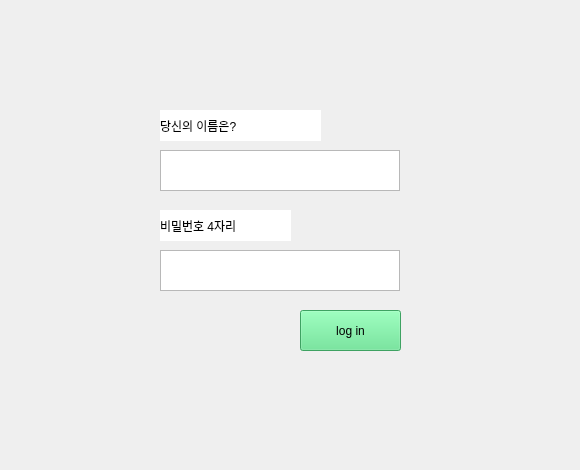
The window that Login.ui (addinedu-ros-4th/deeplearning-repo-6) describes before a commit, drawn with Qt 5.
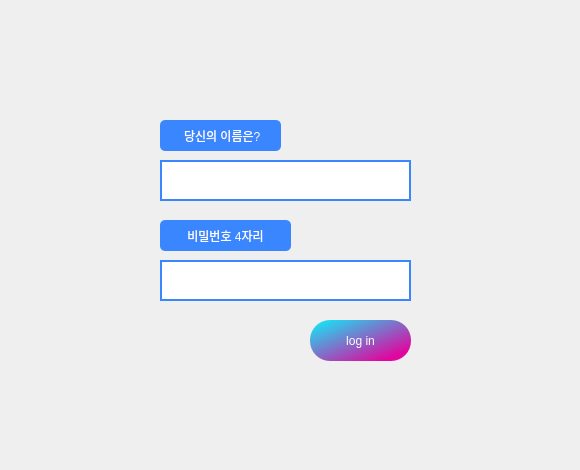
The same window after the commit.

```diff
--- a/Login.ui
+++ b/Login.ui
@@ -16,15 +16,16 @@
   <widget class="QPushButton" name="Btn_Login">
    <property name="geometry">
     <rect>
-     <x>300</x>
-     <y>310</y>
+     <x>310</x>
+     <y>320</y>
      <width>101</width>
      <height>41</height>
     </rect>
    </property>
    <property name="styleSheet">
-    <string notr="true">selection-background-color: rgb(220, 138, 221);
-background-color: rgb(87, 227, 137);</string>
+    <string notr="true">color: white;
+	background-color: qlineargradient(spread:pad, x1:0, y1:0, x2:0.857143, y2:0.857955, stop:0 rgba(10, 242, 251, 255), stop:1 rgba(224, 6, 159, 255));
+	border-radius: 20px;</string>
    </property>
    <property name="text">
     <string>log in</string>
@@ -34,53 +35,79 @@
    <property name="geometry">
     <rect>
      <x>160</x>
-     <y>150</y>
-     <width>240</width>
+     <y>160</y>
+     <width>251</width>
      <height>41</height>
     </rect>
    </property>
+   <property name="styleSheet">
+    <string notr="true">
+	color: rgb(58, 134, 255);
+	background-color: white;
+	border: 2px solid rgb(58, 134, 255);</string>
+   </property>
   </widget>
   <widget class="QLabel" name="Label_Name">
    <property name="geometry">
     <rect>
      <x>160</x>
-     <y>110</y>
-     <width>161</width>
+     <y>120</y>
+     <width>121</width>
      <height>31</height>
     </rect>
    </property>
    <property name="styleSheet">
-    <string notr="true">background-color: rgb(255, 255, 255);</string>
+    <string notr="true">
+	color: white;
+	background-color: rgb(58, 134, 255);
+	border-radius: 5px;
+</string>
    </property>
    <property name="text">
-    <string>당신의 이름은?</string>
+    <string> 당신의 이름은?</string>
+   </property>
+   <property name="alignment">
+    <set>Qt::AlignCenter</set>
    </property>
   </widget>
   <widget class="QTextEdit" name="Txt_Pw">
    <property name="geometry">
     <rect>
      <x>160</x>
-     <y>250</y>
-     <width>240</width>
+     <y>260</y>
+     <width>251</width>
      <height>41</height>
     </rect>
    </property>
+   <property name="styleSheet">
+    <string notr="true">
+	color: rgb(58, 134, 255);
+	background-color: white;
+	border: 2px solid rgb(58, 134, 255);</string>
+   </property>
   </widget>
   <widget class="QLabel" name="Label_Pw">
    <property name="geometry">
     <rect>
      <x>160</x>
-     <y>210</y>
+     <y>220</y>
      <width>131</width>
      <height>31</height>
     </rect>
    </property>
    <property name="styleSheet">
-    <string notr="true">background-color: rgb(255, 255, 255);</string>
+    <string notr="true">
+	color: white;
+	background-color: rgb(58, 134, 255);
+	border-radius: 5px;
+</string>
    </property>
    <property name="text">
     <string>비밀번호 4자리</string>
    </property>
+   <property name="alignment">
+    <set>Qt::AlignCenter</set>
+   </property>
   </widget>
  </widget>
  <resources/>
```
